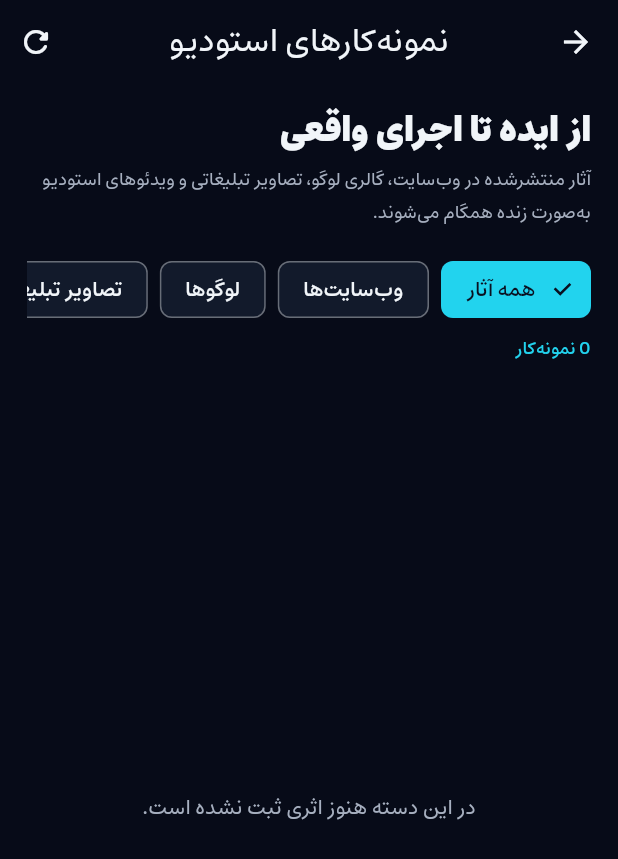
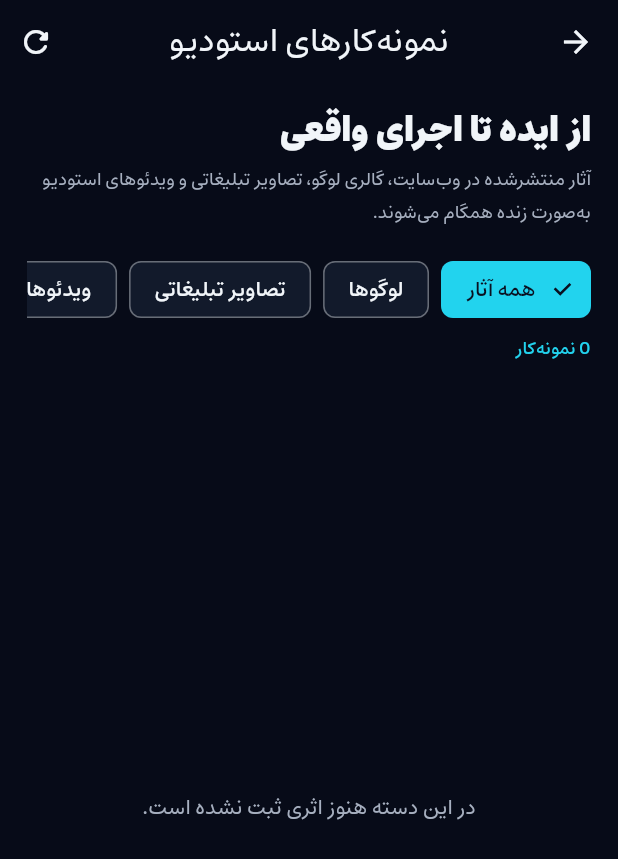
Before and after one commit to theslyapex/Alishams-Mobile, a Flutter app: the PortfolioScreen screen opened directly, on a phone screen of 412 x 824 dp. Shown: the top 859 px of the screen. Run offline on Flutter 3.47's test engine with Material 3 defaults, Android fonts, the phone set to English and light mode, and no system bars; our stand-ins replace file_picker, firebase_core, firebase_messaging, flutter_local_notifications, flutter_riverpod, flutter_svg and 7 more; missing offline and left inert: dart:js_interop, flutter_quill, record; accounts and stored records are empty; network calls fail.

Commit message:
Limit portfolio filters to logos ad images and videos

```diff
--- a/lib/features/portfolio/portfolio_screen.dart
+++ b/lib/features/portfolio/portfolio_screen.dart
@@ -20,25 +20,19 @@ class _PortfolioScreenState extends ConsumerState<PortfolioScreen> {
 
   static const _filters = <(String, String)>[
     ('all', 'همه آثار'),
-    ('website', 'وب‌سایت‌ها'),
     ('logo', 'لوگوها'),
     ('ad', 'تصاویر تبلیغاتی'),
     ('video', 'ویدئوها'),
-    ('social', 'شبکه اجتماعی'),
   ];
 
   List<PortfolioItem> _filtered(List<PortfolioItem> items) {
     switch (_filter) {
-      case 'website':
-        return items.where((e) => e.kind == PortfolioKind.website).toList();
       case 'logo':
         return items.where((e) => e.kind == PortfolioKind.logo).toList();
       case 'ad':
         return items.where((e) => e.kind == PortfolioKind.adImage).toList();
       case 'video':
         return items.where((e) => e.kind == PortfolioKind.video).toList();
-      case 'social':
-        return items.where((e) => e.kind == PortfolioKind.social).toList();
       default:
         return items;
     }
```
